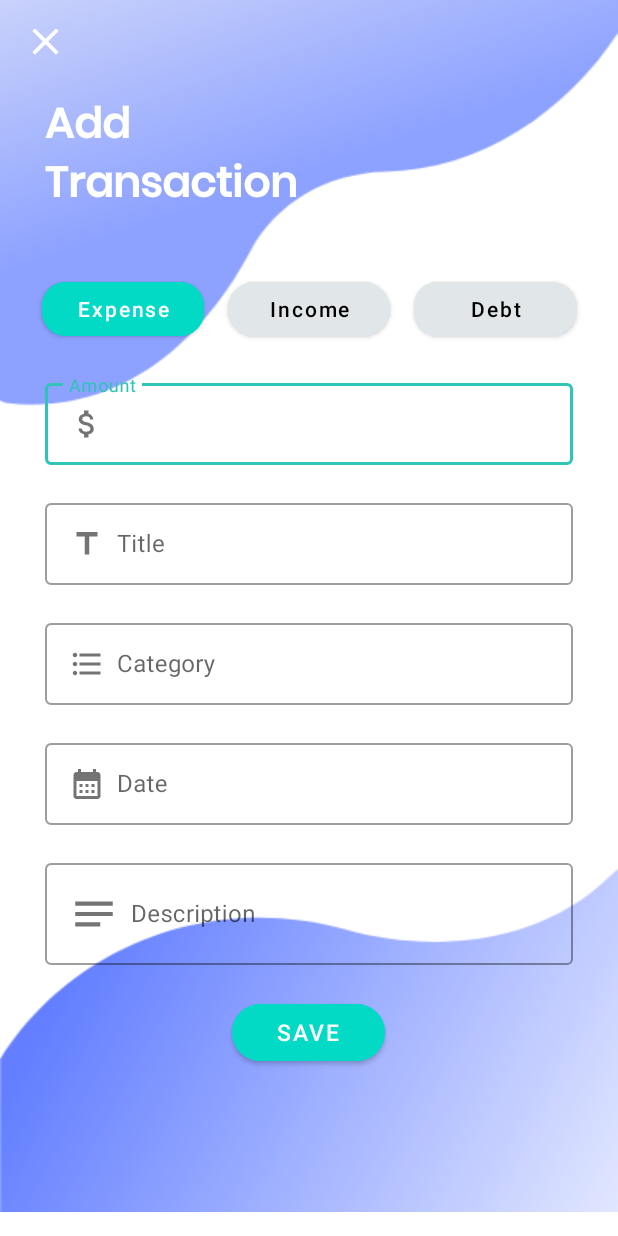
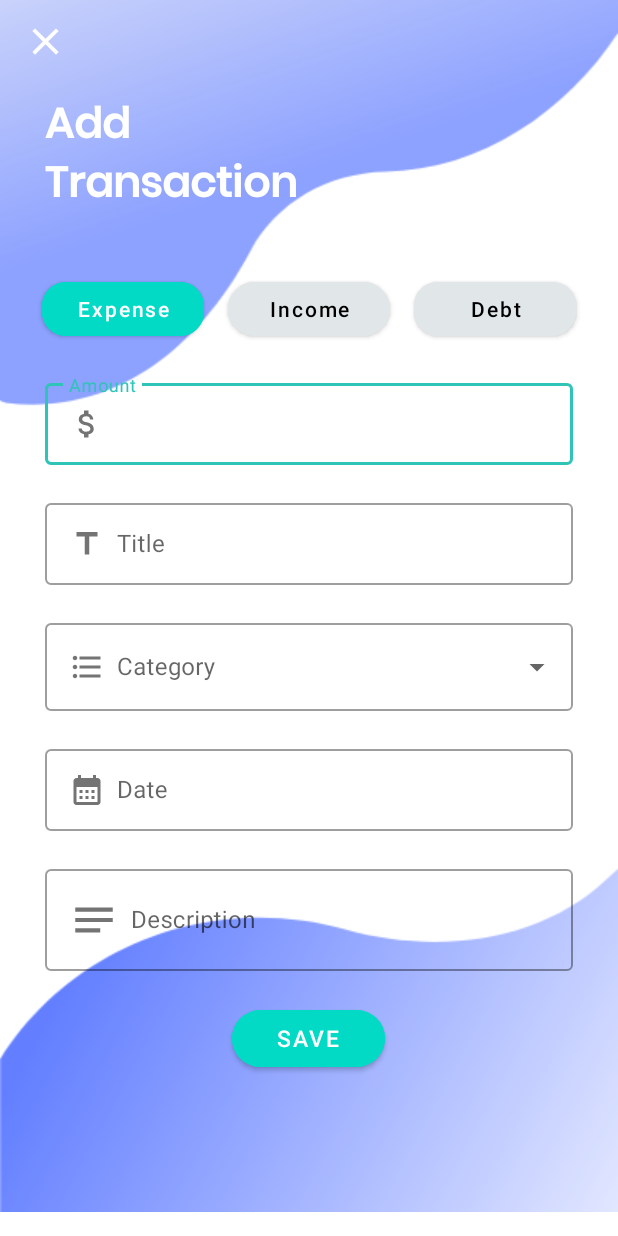
Before and after one commit to Vidusha-Jayaweera/MAD_Qapital, an Android app: the screen it shows after launch (ExpenseInsertionActivity), after a tap on "BUTTON", on a phone screen of 412 x 824 dp. Run offline under Robolectric (Android 15) with nearby library versions, the phone set to English and light mode, and no system bars; our stand-ins replace Firebase (no records; nobody signed in at launch, a user with empty details on screens opened directly).

Commit message:
Implemented dropdown menu for expense categories

```diff
--- /dev/null
+++ b/app/src/main/java/com/example/qapital/activities/CategoryOptions.kt
@@ -0,0 +1,19 @@
+package com.example.qapital.activities
+
+object CategoryOptions {
+    fun expenseCategory(): ArrayList<String> {
+        val listExpense = ArrayList<String>()
+        listExpense.add("Food/Beverage")
+        listExpense.add("Transportation")
+        listExpense.add("Entertainment")
+        listExpense.add("Education")
+        listExpense.add("Bills")
+        listExpense.add("Shopping")
+        listExpense.add("Communication")
+        listExpense.add("Investment")
+        listExpense.add("Health")
+        listExpense.add("Other Expense")
+
+        return listExpense
+    }
+}
--- a/app/src/main/java/com/example/qapital/activities/ExpenseInsertionActivity.kt
+++ b/app/src/main/java/com/example/qapital/activities/ExpenseInsertionActivity.kt
@@ -1,31 +1,42 @@
 package com.example.qapital.activities
 
+import android.app.DatePickerDialog
 import androidx.appcompat.app.AppCompatActivity
 import android.os.Bundle
-import android.widget.Button
-import android.widget.EditText
-import android.widget.Toast
+import android.widget.*
 import com.example.qapital.models.ExpenseModel
 import com.example.qapital.R
 import com.google.firebase.database.DatabaseReference
 import com.google.firebase.database.FirebaseDatabase
 import kotlinx.android.synthetic.main.activity_expense_insertion.*
+import java.text.SimpleDateFormat
+import java.util.*
 
 class ExpenseInsertionActivity : AppCompatActivity() {
 
     private lateinit var etExpenseAmount:EditText
     private lateinit var etExpenseTitle:EditText
-    private lateinit var etExpenseCategory:EditText
+    private lateinit var etExpenseCategory:AutoCompleteTextView
     private lateinit var etExpenseDate:EditText
     private lateinit var etExpenseDescripton:EditText
     private lateinit var btnExpenseSave:Button
 
     private lateinit var dbRef:DatabaseReference
 
-
     override fun onCreate(savedInstanceState: Bundle?) {
         super.onCreate(savedInstanceState)
         setContentView(R.layout.activity_expense_insertion)
+
+        //Back button implementation
+        val backButton: ImageButton = findViewById(R.id.backBtn)
+        backButton.setOnClickListener {
+            finish()
+        }
+        //Expense categories menu dropdown
+        etExpenseCategory = findViewById(R.id.etExpenseCategory)
+        val listExpense = CategoryOptions.expenseCategory() //getting the arrayList data from CategoryOptions file
+        val expenseAdapter = ArrayAdapter(this, android.R.layout.simple_spinner_dropdown_item, listExpense)
+        etExpenseCategory.setAdapter(expenseAdapter)
 
         etExpenseAmount = findViewById(R.id.etExpenseAmount)
         etExpenseTitle = findViewById(R.id.etExpenseTitle)
@@ -41,6 +52,8 @@ class ExpenseInsertionActivity : AppCompatActivity() {
         }
 
     }
+
+
     private fun saveExpenseData(){
         //getting values
         val expenseAmount = etExpenseAmount.text.toString()
--- a/app/src/main/java/com/example/qapital/activities/ExpenseUpdateActivity.kt
+++ b/app/src/main/java/com/example/qapital/activities/ExpenseUpdateActivity.kt
@@ -2,11 +2,15 @@ package com.example.qapital.activities
 
 import androidx.appcompat.app.AppCompatActivity
 import android.os.Bundle
+import android.widget.ArrayAdapter
+import android.widget.AutoCompleteTextView
 import com.example.qapital.R
 
 class ExpenseUpdateActivity : AppCompatActivity() {
+
     override fun onCreate(savedInstanceState: Bundle?) {
         super.onCreate(savedInstanceState)
         setContentView(R.layout.activity_expense_update)
+
     }
 }
--- a/app/src/main/res/layout/activity_expense_insertion.xml
+++ b/app/src/main/res/layout/activity_expense_insertion.xml
@@ -163,23 +163,22 @@
 
                 <com.google.android.material.textfield.TextInputLayout
                     android:id="@+id/categoryTIL"
-                    style="@style/Widget.MaterialComponents.TextInputLayout.OutlinedBox"
+                    style="@style/Widget.MaterialComponents.TextInputLayout.OutlinedBox.ExposedDropdownMenu"
                     android:layout_width="match_parent"
-                    android:layout_height="60dp"
+                    android:layout_height="wrap_content"
+                    android:layout_below="@id/titleTIL"
                     android:layout_marginHorizontal="30dp"
-                    android:layout_marginTop="20dp">
+                    android:layout_marginTop="20dp"
+                    >
 
-                    <EditText
+                    <AutoCompleteTextView
                         android:id="@+id/etExpenseCategory"
                         android:layout_width="match_parent"
                         android:layout_height="wrap_content"
-                        android:drawableLeft="@drawable/ic_baseline_format_list_bulleted_24"
+                        android:drawableStart="@drawable/ic_baseline_format_list_bulleted_24"
                         android:drawablePadding="8dp"
-                        android:ems="10"
                         android:hint="Category"
-                        android:inputType="text"
-                        android:textColor="@color/black"
-                        tools:ignore="SpeakableTextPresentCheck" />
+                        android:inputType="none" />
                 </com.google.android.material.textfield.TextInputLayout>
 
                 <com.google.android.material.textfield.TextInputLayout
```
Also changed, not shown: app/src/main/java/com/example/qapital/activities/ExpenseDetailsActivity.kt (+11 -8 lines), app/src/main/res/layout/activity_expense_update.xml (+7 -9 lines), app/src/main/res/layout/simple_spinner_dropdown_item.xml (added, +7 -0 lines).
